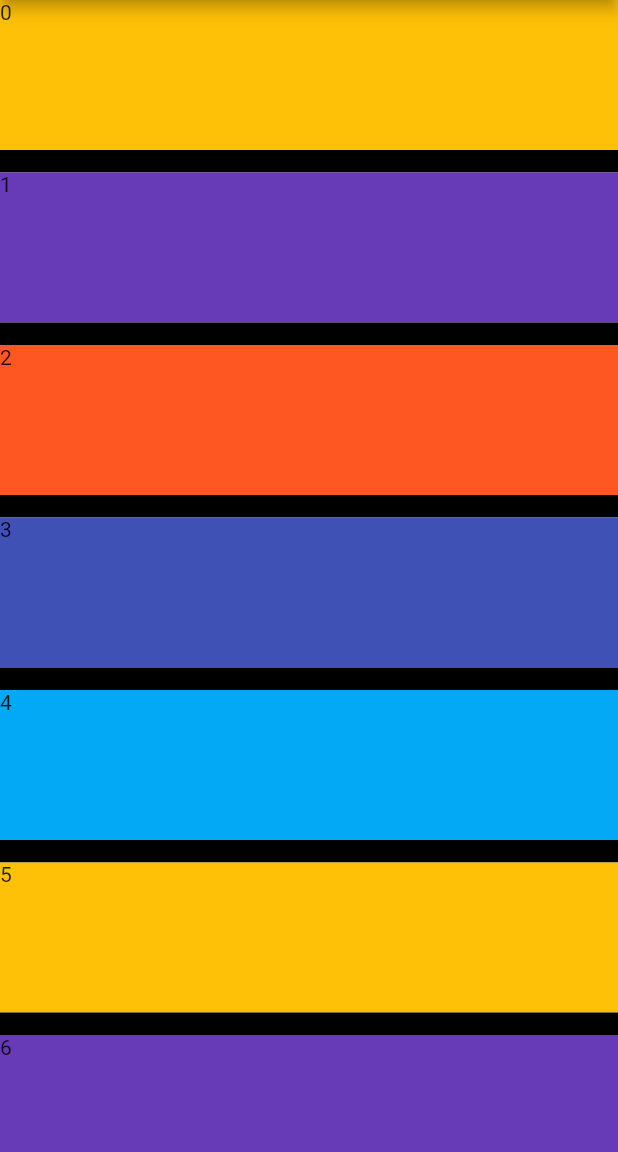
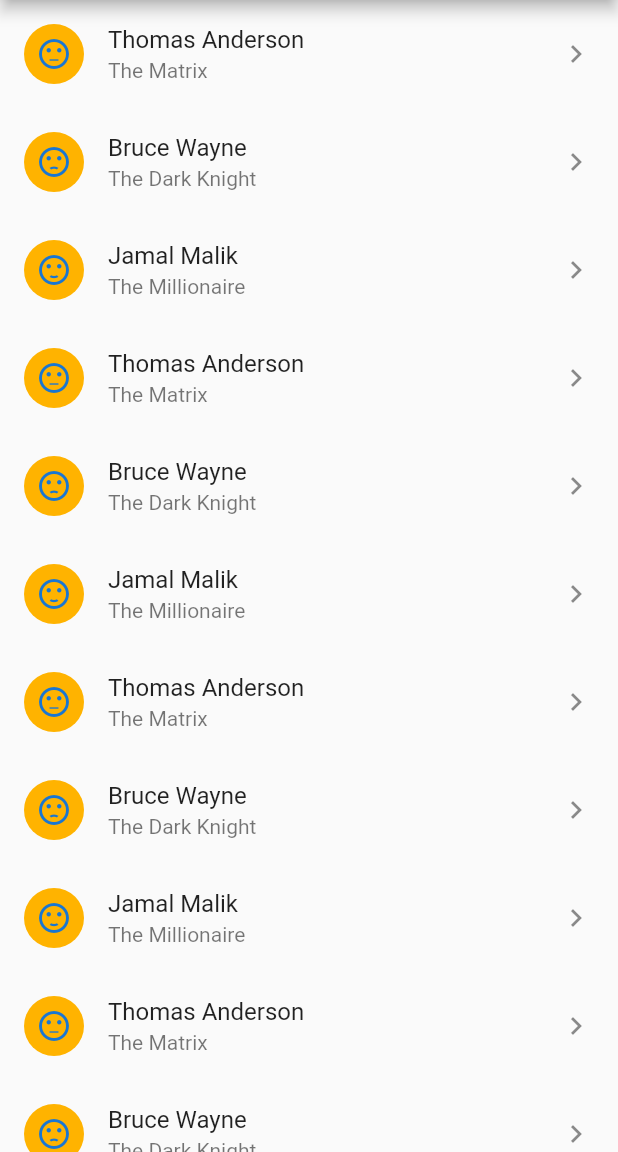
Before and after one commit to CourtneyLTyler/flutter-stack-position-5, a Flutter app: the screen it shows after launch, on a phone screen of 412 x 824 dp, the part 84-1236 px from its top. Run offline on Flutter 3.47's test engine with Material 2 defaults, Android fonts, the phone set to English and light mode, and no system bars.

Commit message:
contacts list with icons, title, subtitle, ontap

```diff
--- a/lib/main.dart
+++ b/lib/main.dart
@@ -24,17 +24,19 @@ class Home extends StatelessWidget {
     final sizeX = MediaQuery.of(context).size.width;
     final sizeY = MediaQuery.of(context).size.height;
     return Container(
-      width: sizeX,
-      height: sizeY,
-      child: ListView.separated(
-        // fit: StackFit.expand,
-        // children: createSquares(25),
-        itemCount: 25,
-        itemBuilder: (context, index) => createSquare(index),
-        separatorBuilder: (context, index) => createSeparator(index),
-        // scrollDirection: Axis.horizontal,
-      ),
-    );
+        width: sizeX,
+        height: sizeY,
+        // child: ListView.separated(
+        //   // fit: StackFit.expand,
+        //   // children: createSquares(25),
+        //   itemCount: 25,
+        //   itemBuilder: (context, index) => createSquare(index),
+        //   separatorBuilder: (context, index) => createSeparator(index),
+        //   // scrollDirection: Axis.horizontal,
+        // ),
+        child: ListView(
+          children: showContacts(),
+        ));
   }
 }
 
@@ -155,3 +157,44 @@ List<Widget> showPizzaLayout(double sizeX, double sizeY) {
   layoutChildren.add(buttonOrder);
   return layoutChildren;
 }
+
+List<Contact> buildContacts() {
+  List<Contact> contacts = [];
+  contacts
+      .add(Contact('Thomas Anderson', 'The Matrix', Icons.sentiment_neutral));
+  contacts.add(
+      Contact('Bruce Wayne', 'The Dark Knight', Icons.sentiment_dissatisfied));
+  contacts.add(
+      Contact('Jamal Malik', 'The Millionaire', Icons.sentiment_satisfied));
+  return contacts;
+}
+
+List<ListTile> showContacts() {
+  List<Contact> contacts = buildContacts();
+  for (int i = 0; i < 20; i++) {
+    contacts.addAll(buildContacts());
+  }
+  List<ListTile> list = [];
+  contacts.forEach((contact) {
+    list.add(
+      ListTile(
+        title: Text(contact.name),
+        subtitle: Text(contact.subtitle),
+        leading: CircleAvatar(
+          backgroundColor: Colors.amber[600],
+          child: Icon(contact.icon),
+        ),
+        trailing: Icon(Icons.keyboard_arrow_right),
+        onTap: () => true,
+      ),
+    );
+  });
+  return list;
+}
+
+class Contact {
+  String name;
+  String subtitle;
+  IconData icon;
+  Contact(this.name, this.subtitle, this.icon);
+}
```
